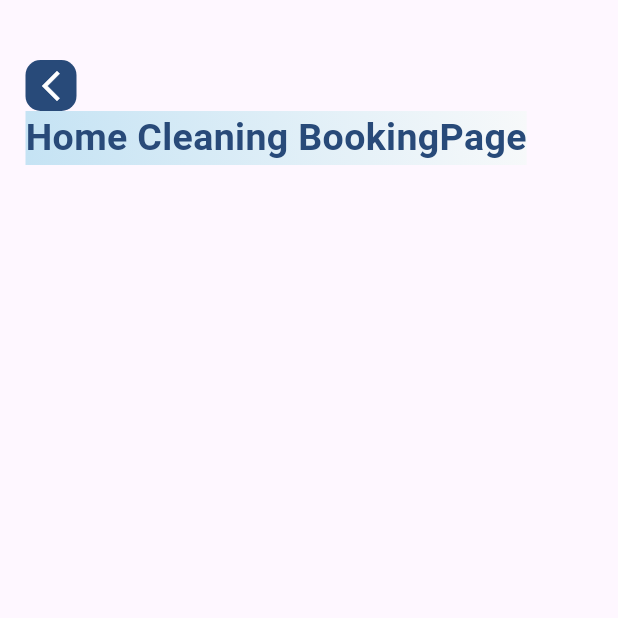
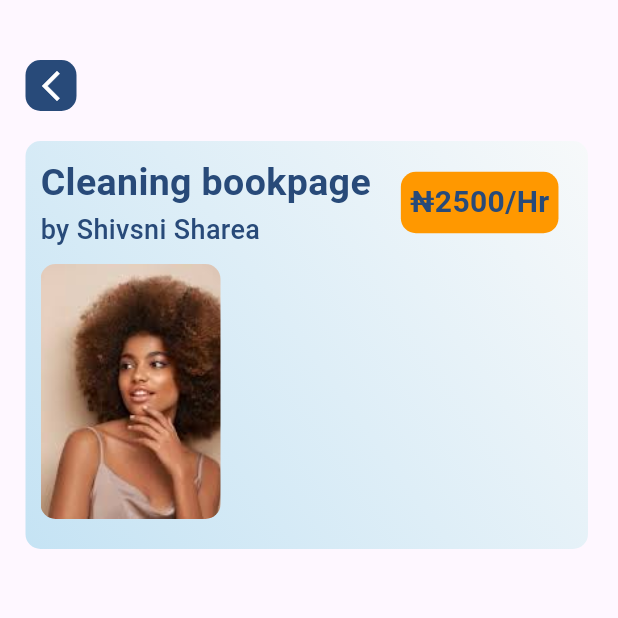
Before and after one commit to Senwin5/serviceproduction, a Flutter app: the screen it shows after launch, on a phone screen of 412 x 824 dp, the top half of it. Run offline on Flutter 3.47's test engine with Material 3 defaults, Android fonts, the phone set to English and light mode, and no system bars; our stand-ins replace curved_navigation_bar.

```diff
--- a/lib/pages/book_page.dart
+++ b/lib/pages/book_page.dart
@@ -12,7 +12,7 @@ class _BookPageState extends State<BookPage> {
   Widget build(BuildContext context) {
     return Scaffold(
       body: Container(
-        margin: EdgeInsets.only(top: 40.0, left: 17.0),
+        margin: EdgeInsets.only(top: 40.0, left: 17.0, right: 20.0),
         child: Column(
           crossAxisAlignment: CrossAxisAlignment.start,
           children: [
@@ -32,7 +32,10 @@ class _BookPageState extends State<BookPage> {
                 ),
               ),
             ),
+            SizedBox(height: 20.0),
             Container(
+              padding: EdgeInsets.only(left: 10.0, top: 10.0),
+              width: MediaQuery.of(context).size.width,
               decoration: BoxDecoration(
                 gradient: LinearGradient(
                   colors: [
@@ -42,17 +45,63 @@ class _BookPageState extends State<BookPage> {
                   begin: Alignment.topRight,
                   end: Alignment.bottomLeft,
                 ),
+                borderRadius: BorderRadius.circular(10),
               ),
               child: Column(
+                crossAxisAlignment: CrossAxisAlignment.start,
                 children: [
-                  Text(
-                    'Home Cleaning BookingPage',
-                    style: TextStyle(
-                      color: Color(0xff284a79),
-                      fontSize: 25.0,
-                      fontWeight: FontWeight.bold,
+                  Row(
+                    children: [
+                      Column(
+                        crossAxisAlignment: CrossAxisAlignment.start,
+                        children: [
+                          Text(
+                            'Cleaning bookpage',
+                            style: TextStyle(
+                              color: Color(0xff284a79),
+                              fontSize: 25.0,
+                              fontWeight: FontWeight.bold,
+                            ),
+                          ),
+                          Text(
+                            'by Shivsni Sharea',
+                            style: TextStyle(
+                              color: Color(0xff284a79),
+                              fontSize: 18.0,
+                              fontWeight: FontWeight.w500,
+                            ),
+                          ),
+                        ],
+                      ),
+                      SizedBox(width: 20.0),
+                      Container(
+                        padding: EdgeInsets.all(6),
+                        decoration: BoxDecoration(
+                          color: Colors.orange,
+                          borderRadius: BorderRadius.circular(10),
+                        ),
+                        child: Text(
+                          "₦2500/Hr",
+                          style: TextStyle(
+                            color: Color(0xff284a79),
+                            fontSize: 20.0,
+                            fontWeight: FontWeight.bold,
+                          ),
+                        ),
+                      ),
+                    ],
+                  ),
+                  SizedBox(height: 10.0),
+                  ClipRRect(
+                    borderRadius: BorderRadiusGeometry.circular(10),
+                    child: Image.asset(
+                      "asset/images/post.jpg",
+                      height: 170,
+                      width: 120,
+                      fit: BoxFit.cover,
                     ),
                   ),
+                  SizedBox(height: 20.0),
                 ],
               ),
             ),
```
